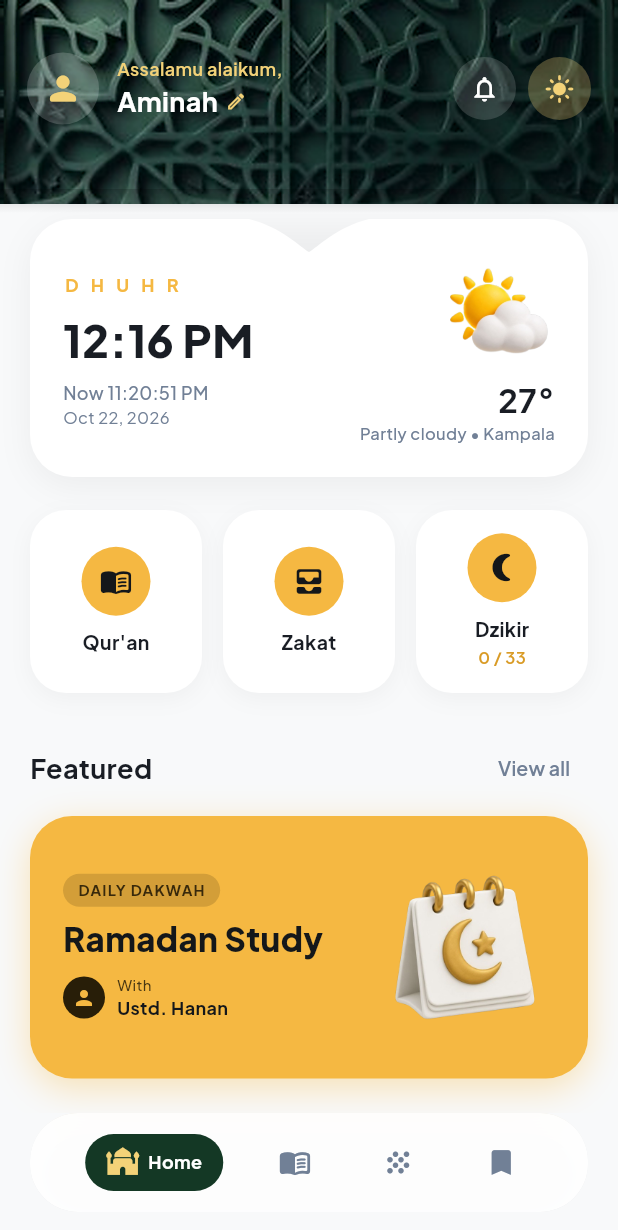
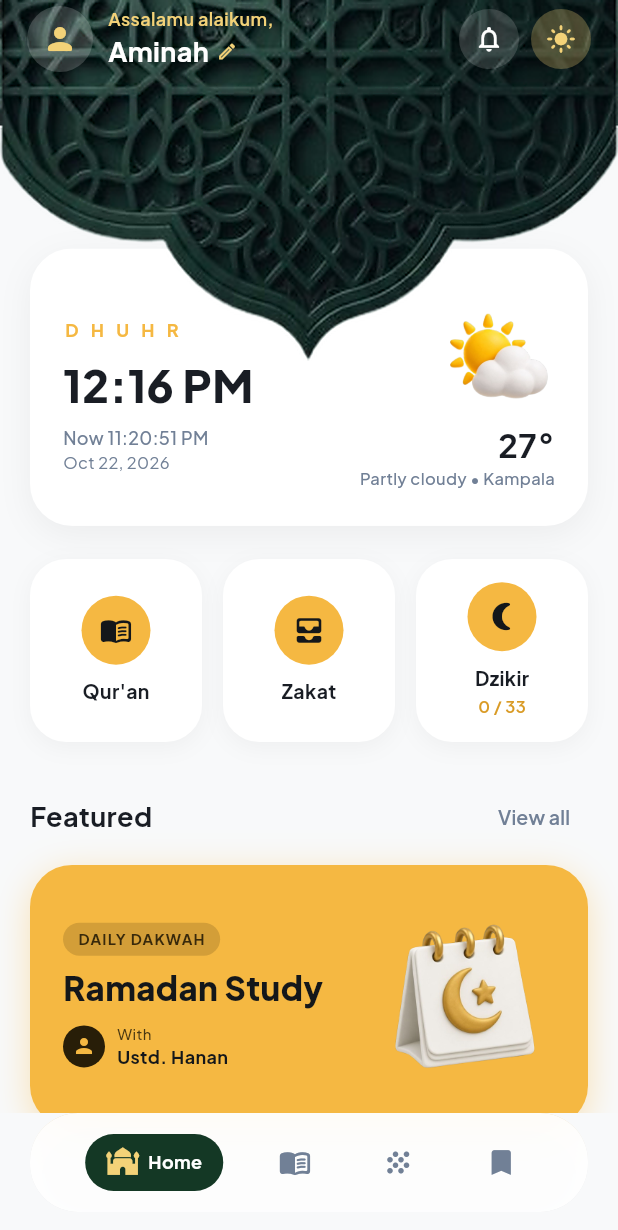
Before and after one commit to piustech1/my-quran, a Flutter app: the screen it shows after launch, on a phone screen of 412 x 824 dp. Shown: the top 1230 px of the screen. Run offline on Flutter 3.47's test engine with Material 3 defaults, Android fonts, the phone set to English and light mode, and no system bars; our stand-ins replace google_fonts, just_audio, shared_preferences.

Commit message:
fix: v1.7.1 full mufta arch curves, overlapping dome & elevated top controls

```diff
--- a/lib/screens/home_dashboard_screen.dart
+++ b/lib/screens/home_dashboard_screen.dart
@@ -146,108 +146,20 @@ class _HomeDashboardScreenState extends State<HomeDashboardScreen> {
     final textPrimary = isDark ? AppColors.darkTextPrimary : AppColors.lightTextPrimary;
     final textSecondary = isDark ? AppColors.darkTextSecondary : AppColors.lightTextSecondary;
 
+    final topPadding = MediaQuery.of(context).padding.top;
+    final screenWidth = MediaQuery.of(context).size.width;
+    final muftaHeight = (screenWidth * 0.584) + (topPadding > 24 ? (topPadding - 24) : 0);
+    final cardTopOffset = muftaHeight - 75.0;
+
     return Scaffold(
       backgroundColor: bg,
-      body: Column(
+      body: Stack(
         children: [
-          // 1. AI-Generated Islamic Mufta Dome Header (HD 4K texture, no outlines)
-          MuftaHeader(
-            child: Row(
-              mainAxisAlignment: MainAxisAlignment.spaceBetween,
-              crossAxisAlignment: CrossAxisAlignment.center,
-              children: [
-                Row(
-                  children: [
-                    // Profile Avatar
-                    Container(
-                      width: 48,
-                      height: 48,
-                      decoration: BoxDecoration(
-                        shape: BoxShape.circle,
-                        color: Colors.white.withOpacity(0.18),
-                      ),
-                      child: const Icon(Icons.person_rounded, color: AppColors.warmGold, size: 26),
-                    ),
-                    const SizedBox(width: 12),
-
-                    // Greeting "Assalamu alaikum, Aminah ✎"
-                    Column(
-                      crossAxisAlignment: CrossAxisAlignment.start,
-                      mainAxisSize: MainAxisSize.min,
-                      children: [
-                        Text(
-                          "Assalamu alaikum,",
-                          style: GoogleFonts.plusJakartaSans(
-                            fontSize: 12,
-                            color: AppColors.warmGold,
-                            fontWeight: FontWeight.w600,
-                          ),
-                        ),
-                        Row(
-                          children: [
-                            Text(
-                              "Aminah",
-                              style: GoogleFonts.plusJakartaSans(
-                                fontSize: 18,
-                                fontWeight: FontWeight.bold,
-                                color: Colors.white,
-                              ),
-                            ),
-                            const SizedBox(width: 5),
-                            const Icon(Icons.edit_outlined, size: 14, color: AppColors.warmGold),
-                          ],
-                        ),
-                      ],
-                    ),
-                  ],
-                ),
-
-                // Actions: Notification Bell + Theme Toggle Button
-                Row(
-                  children: [
-                    Container(
-                      width: 42,
-                      height: 42,
-                      decoration: BoxDecoration(
-                        shape: BoxShape.circle,
-                        color: Colors.white.withOpacity(0.15),
-                      ),
-                      alignment: Alignment.center,
-                      child: const Icon(
-                        Icons.notifications_outlined,
-                        color: Colors.white,
-                        size: 20,
-                      ),
-                    ),
-                    const SizedBox(width: 8),
-                    GestureDetector(
-                      onTap: () => _themeService.toggleTheme(),
-                      child: Container(
-                        width: 42,
-                        height: 42,
-                        decoration: BoxDecoration(
-                          shape: BoxShape.circle,
-                          color: AppColors.warmGold.withOpacity(0.28),
-                        ),
-                        alignment: Alignment.center,
-                        child: Icon(
-                          isDark ? Icons.dark_mode_rounded : Icons.light_mode_rounded,
-                          color: AppColors.warmGold,
-                          size: 20,
-                        ),
-                      ),
-                    ),
-                  ],
-                ),
-              ],
-            ),
-          ),
-
-          // Scrollable Body Content
-          Expanded(
+          // 1. Scrollable Body Content (Starts smoothly under the Mufta arch)
+          Positioned.fill(
             child: SingleChildScrollView(
               physics: const BouncingScrollPhysics(),
-              padding: const EdgeInsets.fromLTRB(20, 10, 20, 24),
+              padding: EdgeInsets.fromLTRB(20, cardTopOffset, 20, 24),
               child: Column(
                 crossAxisAlignment: CrossAxisAlignment.stretch,
                 children: [
@@ -272,13 +184,13 @@ class _HomeDashboardScreenState extends State<HomeDashboardScreen> {
                       // Card with custom cutout notch for the Mufta protruding sharp tip
                       ClipPath(
                         clipper: const MuftaCutoutClipper(
-                          notchWidth: 80.0,
-                          notchDepth: 22.0,
+                          notchWidth: 160.0,
+                          notchDepth: 46.0,
                           borderRadius: 28.0,
                         ),
                         child: Container(
-                          height: 172,
-                          padding: const EdgeInsets.fromLTRB(22, 20, 22, 16),
+                          height: 185,
+                          padding: const EdgeInsets.fromLTRB(22, 28, 22, 16),
                           color: isDark ? AppColors.darkSurface : AppColors.lightSurface,
                           child: Row(
                             children: [
@@ -534,12 +446,116 @@ class _HomeDashboardScreenState extends State<HomeDashboardScreen> {
           ),
         ),
       ),
-    ],
-  ),
 
-  // Custom Floating Bottom Navigation Bar matching mockup
-  bottomNavigationBar: _buildBottomNav(isDark, cardBg, border, textPrimary, textSecondary),
-);
+      // 2. Fixed HD 4K Mufta Dome Header (Overlaps card with full curves & high controls)
+      Positioned(
+          top: 0,
+          left: 0,
+          right: 0,
+          child: MuftaHeader(
+            height: muftaHeight,
+            padding: EdgeInsets.fromLTRB(18, topPadding + 4, 18, 8),
+            child: _buildHeaderRow(isDark),
+          ),
+        ),
+      ],
+    ),
+
+    // Custom Floating Bottom Navigation Bar matching mockup
+    bottomNavigationBar: _buildBottomNav(isDark, cardBg, border, textPrimary, textSecondary),
+  );
+}
+
+  Widget _buildHeaderRow(bool isDark) {
+    return Row(
+      mainAxisAlignment: MainAxisAlignment.spaceBetween,
+      crossAxisAlignment: CrossAxisAlignment.center,
+      children: [
+        Row(
+          children: [
+            // Profile Avatar
+            Container(
+              width: 44,
+              height: 44,
+              decoration: BoxDecoration(
+                shape: BoxShape.circle,
+                color: Colors.white.withOpacity(0.18),
+              ),
+              child: const Icon(Icons.person_rounded, color: AppColors.warmGold, size: 24),
+            ),
+            const SizedBox(width: 10),
+
+            // Greeting "Assalamu alaikum, Aminah ✎"
+            Column(
+              crossAxisAlignment: CrossAxisAlignment.start,
+              mainAxisSize: MainAxisSize.min,
+              children: [
+                Text(
+                  "Assalamu alaikum,",
+                  style: GoogleFonts.plusJakartaSans(
+                    fontSize: 12,
+                    color: AppColors.warmGold,
+                    fontWeight: FontWeight.w600,
+                  ),
+                ),
+                Row(
+                  children: [
+                    Text(
+                      "Aminah",
+                      style: GoogleFonts.plusJakartaSans(
+                        fontSize: 18,
+                        fontWeight: FontWeight.bold,
+                        color: Colors.white,
+                      ),
+                    ),
+                    const SizedBox(width: 5),
+                    const Icon(Icons.edit_outlined, size: 14, color: AppColors.warmGold),
+                  ],
+                ),
+              ],
+            ),
+          ],
+        ),
+
+        // Actions: Notification Bell + Theme Toggle Button
+        Row(
+          children: [
+            Container(
+              width: 40,
+              height: 40,
+              decoration: BoxDecoration(
+                shape: BoxShape.circle,
+                color: Colors.white.withOpacity(0.15),
+              ),
+              alignment: Alignment.center,
+              child: const Icon(
+                Icons.notifications_outlined,
+                color: Colors.white,
+                size: 20,
+              ),
+            ),
+            const SizedBox(width: 8),
+            GestureDetector(
+              onTap: () => _themeService.toggleTheme(),
+              child: Container(
+                width: 40,
+                height: 40,
+                decoration: BoxDecoration(
+                  shape: BoxShape.circle,
+                  color: AppColors.warmGold.withOpacity(0.28),
+                ),
+                alignment: Alignment.center,
+                child: Icon(
+                  isDark ? Icons.dark_mode_rounded : Icons.light_mode_rounded,
+                  color: AppColors.warmGold,
+                  size: 20,
+                ),
+              ),
+            ),
+          ],
+        ),
+      ],
+    );
   }
 
   Widget _buildQuickActionItem({
--- a/lib/screens/quran_library_screen.dart
+++ b/lib/screens/quran_library_screen.dart
@@ -208,13 +208,13 @@ class _QuranLibraryScreenState extends State<QuranLibraryScreen>
                           ),
                           ClipPath(
                             clipper: const MuftaCutoutClipper(
-                              notchWidth: 80.0,
-                              notchDepth: 20.0,
+                              notchWidth: 160.0,
+                              notchDepth: 42.0,
                               borderRadius: 28.0,
                             ),
                             child: Container(
-                              height: 172,
-                              padding: const EdgeInsets.fromLTRB(22, 22, 14, 18),
+                              height: 180,
+                              padding: const EdgeInsets.fromLTRB(22, 26, 14, 18),
                               color: AppColors.accentGold,
                   child: Row(
                     children: [
--- a/lib/screens/reader_screen.dart
+++ b/lib/screens/reader_screen.dart
@@ -400,10 +400,10 @@ class _ReaderScreenState extends State<ReaderScreen> {
     return MuftaHeader(
       height: headerHeight,
       padding: EdgeInsets.only(
-        top: topPadding + 6,
+        top: topPadding + 4,
         left: 10,
         right: 10,
-        bottom: 24,
+        bottom: 20,
       ),
       child: Column(
         mainAxisSize: MainAxisSize.min,
--- a/lib/widgets/mufta_header.dart
+++ b/lib/widgets/mufta_header.dart
@@ -19,7 +19,10 @@ class MuftaHeader extends StatelessWidget {
   @override
   Widget build(BuildContext context) {
     final topPadding = MediaQuery.of(context).padding.top;
-    final totalHeight = height ?? (topPadding + 136.0);
+    final screenWidth = MediaQuery.of(context).size.width;
+    // Natural aspect ratio of 4K Mufta asset (1440 x 841 = 0.584)
+    final naturalHeight = screenWidth * 0.584;
+    final totalHeight = height ?? (naturalHeight + (topPadding > 24 ? (topPadding - 24) : 0));
 
     return SizedBox(
       width: double.infinity,
@@ -27,58 +30,51 @@ class MuftaHeader extends StatelessWidget {
       child: Stack(
         clipBehavior: Clip.none,
         children: [
-          // 1. HD 4K Arabesque Mufta Background Image
+          // 1. Safe status bar fill at top edge ONLY (never behind transparent arch cutout)
+          Positioned(
+            left: 0,
+            right: 0,
+            top: 0,
+            height: topPadding > 0 ? topPadding : 0,
+            child: Container(
+              color: AppColors.forestGreen,
+            ),
+          ),
+
+          // 2. HD 4K Arabesque Mufta Dome Image (Full curves with transparent arch cutout)
           Positioned(
             left: 0,
             right: 0,
             top: 0,
             bottom: 0,
-            child: Container(
-              color: AppColors.forestGreen,
+            child: IgnorePointer(
               child: Image.asset(
                 'assets/top_mufta.png',
                 width: double.infinity,
                 height: totalHeight,
-                fit: BoxFit.cover,
+                fit: BoxFit.fill,
                 alignment: Alignment.topCenter,
+                filterQuality: FilterQuality.high,
                 errorBuilder: (context, error, stackTrace) => Container(
+                  height: totalHeight,
                   color: AppColors.forestGreen,
                 ),
               ),
             ),
           ),
 
-          // 2. Subtle ambient bottom drop shadow beneath the arch
+          // 3. Foreground Controls placed comfortably high up near status bar
           Positioned(
             left: 0,
             right: 0,
-            bottom: -6,
-            height: 16,
-            child: IgnorePointer(
-              child: Container(
-                decoration: BoxDecoration(
-                  gradient: LinearGradient(
-                    begin: Alignment.topCenter,
-                    end: Alignment.bottomCenter,
-                    colors: [
-                      Colors.black.withOpacity(0.18),
-                      Colors.transparent,
-                    ],
-                  ),
-                ),
-              ),
-            ),
-          ),
-
-          // 3. Foreground Controls placed safely above the arch curve
-          Positioned.fill(
+            top: 0,
             child: Padding(
               padding: padding ??
                   EdgeInsets.fromLTRB(
                     18,
-                    topPadding + 6,
+                    topPadding + 4,
                     18,
-                    24,
+                    8,
                   ),
               child: child,
             ),
--- a/pubspec.yaml
+++ b/pubspec.yaml
@@ -16,7 +16,7 @@ publish_to: 'none' # Remove this line if you wish to publish to pub.dev
 # https://developer.apple.com/library/archive/documentation/General/Reference/InfoPlistKeyReference/Articles/CoreFoundationKeys.html
 # In Windows, build-name is used as the major, minor, and patch parts
 # of the product and file versions while build-number is used as the build suffix.
-version: 1.7.0+10
+version: 1.7.1+11
 
 environment:
   sdk: ^3.5.4
```
Also changed, not shown: assets/top_mufta.png, assets/top_mufta_4k.png, 1 other file.
